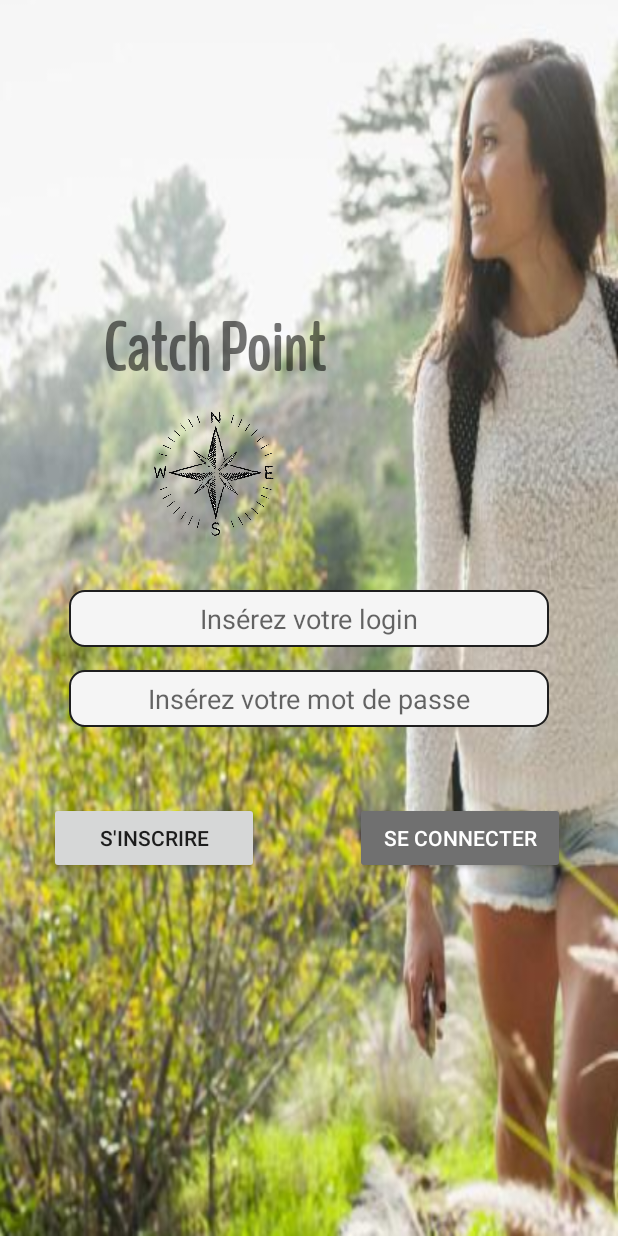
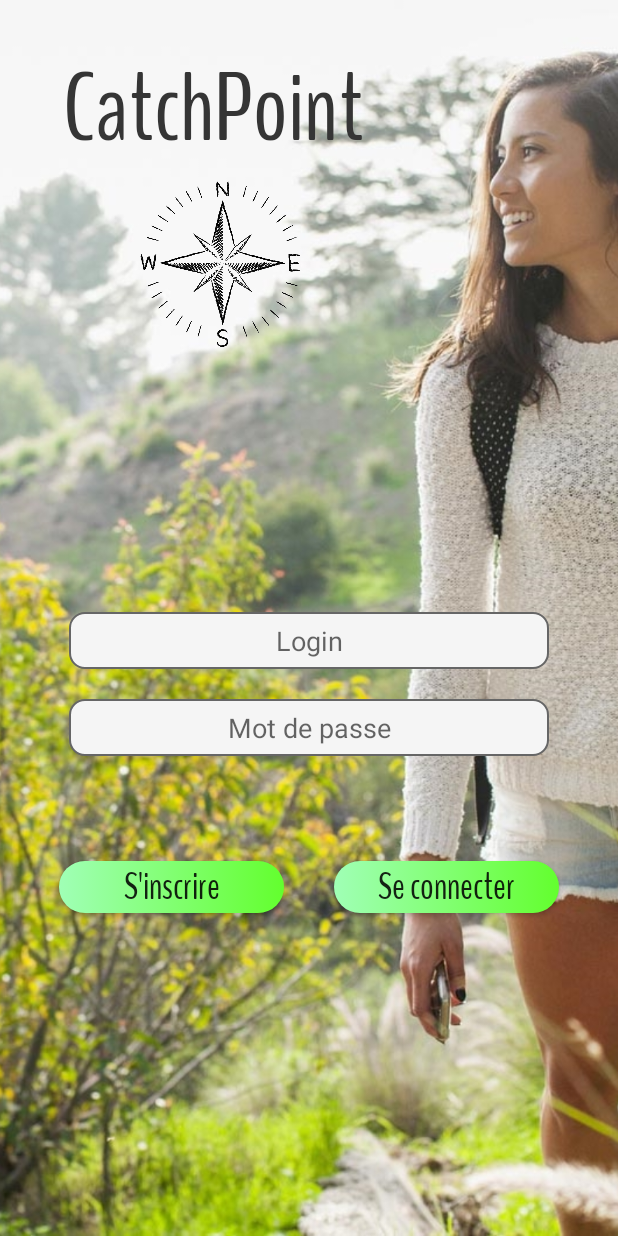
Before and after one commit to Coco-sempai/CatchPoin-Appli, an Android app: the screen it shows after launch (LogActivity), on a phone screen of 412 x 824 dp. Run offline under Robolectric (Android 15) with nearby library versions, the phone set to English and light mode, and no system bars.

Commit message:
amelioration vue login

```diff
--- a/app/src/main/java/com/iut/catchpoint/catchpoint/LogActivity.java
+++ b/app/src/main/java/com/iut/catchpoint/catchpoint/LogActivity.java
@@ -39,19 +39,19 @@ public class LogActivity extends AppCompatActivity {
 
                 String admin = "root";
 
-                if((login.getText().toString().trim().equals("")== false) && (login.getText().toString().equals(admin))){
+                if((!login.getText().toString().trim().equals("")) && (login.getText().toString().equals(admin))){
                     str_login = login.getText().toString().trim();
                 }else {
                     info_valable = false;
                 }
 
-                if(mdp.getText().toString().trim().equals("")== false){
+                if(!mdp.getText().toString().trim().equals("")){
                     str_mdp = mdp.getText().toString().trim();
                 }else {
                     info_valable = false;
                 }
 
-                if(info_valable == false){
+                if(!info_valable){
                     Toast.makeText(getApplicationContext(), "il manque des infos ou le login n'existe pas !", Toast.LENGTH_SHORT).show();
                 } else {
                     Intent intent = new Intent(getApplicationContext(), MapsActivity.class);
--- a/app/src/main/res/drawable-v24/rounded_edittext.xml
+++ b/app/src/main/res/drawable-v24/rounded_edittext.xml
@@ -1,14 +1,12 @@
 <?xml version="1.0" encoding="utf-8"?>
 <!-- res/drawable/rounded_edittext.xml -->
 <shape xmlns:android="http://schemas.android.com/apk/res/android">
-
-
 
     <solid android:color="#F5F5F5" />
 
     <stroke
         android:width="1dp"
-        android:color="#1E1E1E" />
+        android:color="#666666" />
     <corners
         android:radius="10dp"
         />
--- /dev/null
+++ b/app/src/main/res/drawable/button_theme.xml
@@ -0,0 +1,14 @@
+<?xml version="1.0" encoding="utf-8"?>
+<selector xmlns:android="http://schemas.android.com/apk/res/android">
+    <item>
+        <shape>
+            <gradient
+                android:startColor="#A0FFB6"
+                android:endColor="#63FF2E"
+                android:type="linear" />
+            <corners
+                android:radius="200dp"
+                />
+        </shape>
+    </item>
+</selector>
--- a/app/src/main/res/drawable/main_header_selector.xml
+++ b/app/src/main/res/drawable/main_header_selector.xml
@@ -10,6 +10,8 @@
                 android:centerX="0.5"
                 android:centerY="-2"
                 android:type="radial" />
+
         </shape>
+
     </item>
 </selector>
--- a/app/src/main/res/layout/activity_log.xml
+++ b/app/src/main/res/layout/activity_log.xml
@@ -6,35 +6,40 @@
     android:layout_width="match_parent"
     android:layout_height="match_parent"
     tools:context="com.iut.catchpoint.catchpoint.LogActivity"
-    android:background="@drawable/nature3">
+    >
 
+    <ImageView
+        android:id="@+id/background"
+        android:layout_width="match_parent"
+        android:layout_height="match_parent"
+        android:src="@drawable/background_login"
+        android:scaleType="centerCrop"
+        />
 
     <TextView
         android:id="@+id/titre"
         android:layout_width="wrap_content"
         android:layout_height="wrap_content"
-        android:layout_marginBottom="130dp"
         android:text="@string/titre"
         android:fontFamily="@font/benchnine_regular"
-        android:textSize="45sp"
-        android:textStyle="bold"
-        app:layout_constraintBottom_toTopOf="@+id/login"
-        app:layout_constraintHorizontal_bias="0.260"
+        android:textSize="64sp"
+        android:textColor="#353535"
+        app:layout_constraintTop_toTopOf="parent"
         app:layout_constraintLeft_toLeftOf="parent"
-        app:layout_constraintRight_toRightOf="parent" />
+        app:layout_constraintRight_toRightOf="parent"
+        android:layout_marginTop="30dp"
+        app:layout_constraintHorizontal_bias="0.2"
+       />
 
     <ImageView
         android:id="@+id/logo"
-        android:layout_width="90dp"
-        android:layout_height="90dp"
+        android:layout_width="120dp"
+        android:layout_height="120dp"
         android:src="@drawable/logo_catchpoint"
         app:layout_constraintTop_toBottomOf="@+id/titre"
-        android:layout_marginStart="15dp"
-        android:layout_marginTop="7.5dp"
-        android:layout_marginBottom="7.5dp"
-        app:layout_constraintHorizontal_bias="0.27"
         app:layout_constraintLeft_toLeftOf="parent"
         app:layout_constraintRight_toRightOf="parent"
+        app:layout_constraintHorizontal_bias="0.3"
         />
 
     <EditText
@@ -44,11 +49,13 @@
         android:id="@+id/login"
         android:textAlignment="center"
         android:background="@drawable/rounded_edittext"
+        android:layout_marginTop="30dp"
         app:layout_constraintBottom_toBottomOf="parent"
         app:layout_constraintLeft_toLeftOf="parent"
         app:layout_constraintRight_toRightOf="parent"
         app:layout_constraintTop_toTopOf="parent"
-        app:layout_constraintVertical_bias="0.5" />
+        android:inputType="text"
+        android:lines="1" />
 
     <EditText
         android:layout_width="320dp"
@@ -56,35 +63,47 @@
         android:hint="@string/champMDP"
         android:id="@+id/motDePasse"
         android:textAlignment="center"
+        android:inputType="textPassword"
         android:background="@drawable/rounded_edittext"
         app:layout_constraintLeft_toLeftOf="parent"
         app:layout_constraintRight_toRightOf="parent"
         app:layout_constraintTop_toBottomOf="@+id/login"
-        android:layout_marginTop="@dimen/marginTopButton" />
+        android:layout_marginTop="@dimen/marginTopButton"
+        />
 
     <Button
-        android:layout_width="140dp"
+        android:textAllCaps="false"
+        android:layout_width="150dp"
         android:layout_height="wrap_content"
         android:text="@string/buttonInscription"
         android:id="@+id/inscrire"
+        android:fontFamily="@font/benchnine_regular"
         app:layout_constraintLeft_toLeftOf="parent"
         app:layout_constraintRight_toRightOf="parent"
+        android:textSize="25sp"
         app:layout_constraintTop_toBottomOf="@+id/motDePasse"
-        app:layout_constraintHorizontal_bias="0.12"
-        android:layout_marginTop="50dp"
-        android:theme="@drawable/main_header_selector"/>
+        app:layout_constraintHorizontal_bias="0.15"
+        android:layout_marginTop="70dp"
+        android:background="@drawable/button_theme"
+        android:minHeight="0dp"
+        />
 
     <Button
-        android:layout_width="140dp"
+        android:textAllCaps="false"
+        android:layout_width="150dp"
+        android:textSize="25sp"
         android:layout_height="wrap_content"
         android:text="@string/buttonConnexion"
+        android:fontFamily="@font/benchnine_regular"
         android:id="@+id/connecter"
         app:layout_constraintLeft_toLeftOf="parent"
         app:layout_constraintRight_toRightOf="parent"
         app:layout_constraintTop_toBottomOf="@+id/motDePasse"
-        app:layout_constraintHorizontal_bias="0.87"
-        android:layout_marginTop="50dp"
-        android:theme="@style/buttonTheme"/>
+        app:layout_constraintHorizontal_bias="0.85"
+        android:layout_marginTop="70dp"
+        android:background="@drawable/button_theme"
+        android:minHeight="0dp"
+        />
 
 
 </android.support.constraint.ConstraintLayout>
--- a/app/src/main/res/values/dimens.xml
+++ b/app/src/main/res/values/dimens.xml
@@ -1,4 +1,4 @@
 <?xml version="1.0" encoding="utf-8"?>
 <resources>
-    <dimen name="marginTopButton">15dp</dimen>
+    <dimen name="marginTopButton">20dp</dimen>
 </resources>
--- a/app/src/main/res/values/strings.xml
+++ b/app/src/main/res/values/strings.xml
@@ -8,9 +8,9 @@
     <string name="rechercher">Rechercher</string>
     <string name="title_activity_settings">Paramètres</string>
 
-    <string name="titre">Catch Point</string>
-    <string name="champLogin">Insérez votre login</string>
-    <string name="champMDP">Insérez votre mot de passe</string>
+    <string name="titre">CatchPoint</string>
+    <string name="champLogin">Login</string>
+    <string name="champMDP">Mot de passe</string>
     <string name="buttonInscription">S\'inscrire</string>
     <string name="buttonConnexion">Se connecter</string>
 
--- a/app/src/main/res/values/styles.xml
+++ b/app/src/main/res/values/styles.xml
@@ -18,5 +18,4 @@
         <item name="android:textColor">@color/White</item>
     </style>
 
-
 </resources>
```
Also changed, not shown: app/src/main/res/drawable-v24/nature3.PNG (deleted), app/src/main/res/drawable/background_login.jpg (added).
